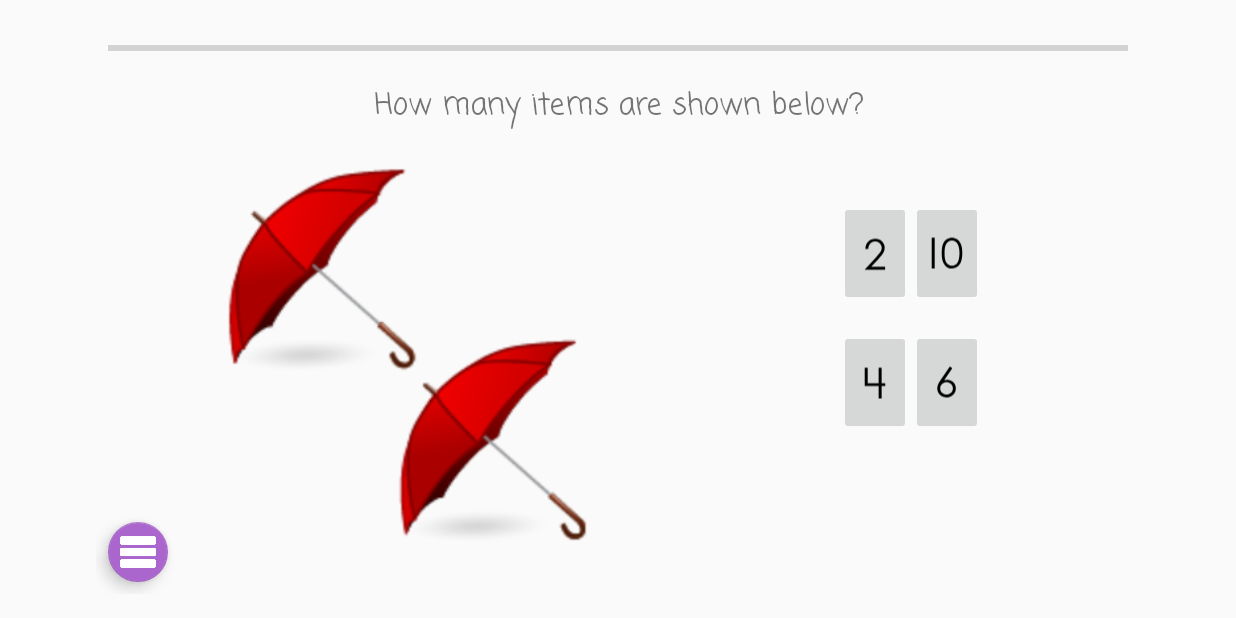
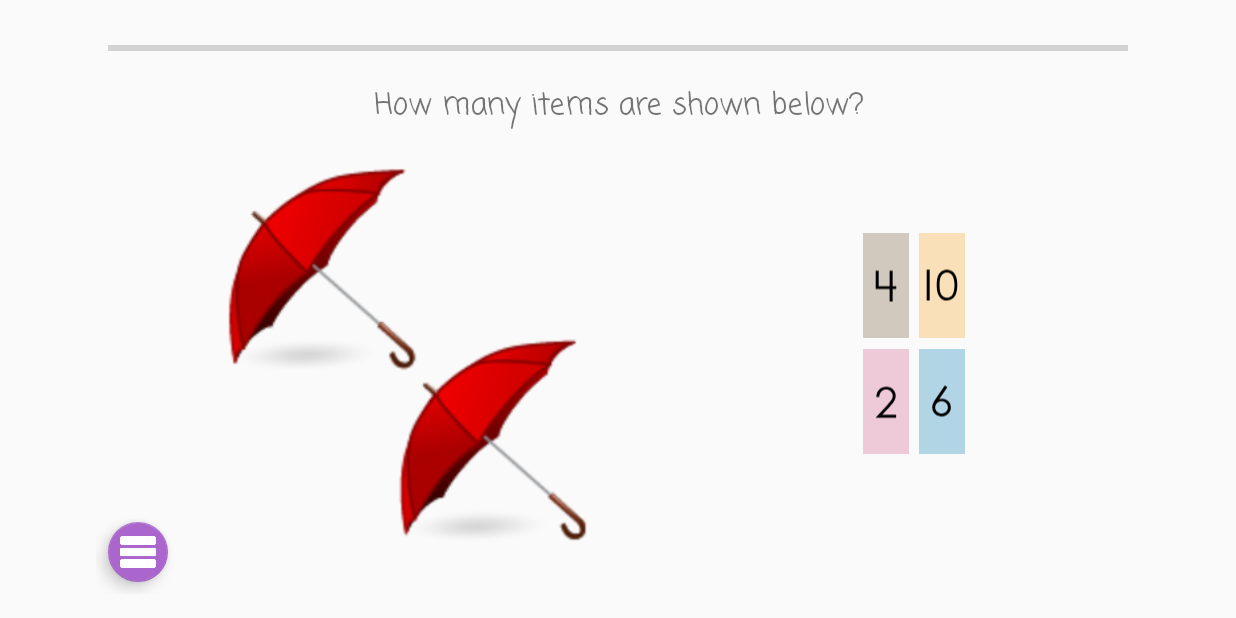
Before and after one commit to ta1188/cs246project, an Android app: the CountSelectable screen opened directly, with no data from a screen before it, on a phone screen of 824 x 412 dp (held sideways). Run offline under Robolectric (Android 15) with nearby library versions, the phone set to English and light mode, and no system bars.

Commit message:
Created random color generator within a fixed range and implemented it for word and count selectable activities.

```diff
--- a/app/src/main/java/com/example/cs246project/kindergartenprepapp/CountSelectable.java
+++ b/app/src/main/java/com/example/cs246project/kindergartenprepapp/CountSelectable.java
@@ -2,6 +2,7 @@ package com.example.cs246project.kindergartenprepapp;
 
 import android.content.Context;
 import android.content.res.AssetFileDescriptor;
+import android.graphics.Color;
 import android.graphics.drawable.Drawable;
 import android.media.MediaPlayer;
 import android.os.Build;
@@ -10,6 +11,7 @@ import android.support.annotation.RequiresApi;
 import android.os.Bundle;
 import android.view.MotionEvent;
 import android.view.View;
+import android.view.ViewGroup;
 import android.widget.ImageView;
 import android.widget.LinearLayout;
 import android.widget.ProgressBar;
@@ -56,6 +58,10 @@ public class CountSelectable extends SkipTapActivity implements View.OnTouchList
             btn.setLayoutParams(new LinearLayout.LayoutParams(LinearLayout.LayoutParams.WRAP_CONTENT, LinearLayout.LayoutParams.MATCH_PARENT));
             btn.setScaleType(ImageView.ScaleType.CENTER);
             btn.setAdjustViewBounds(true);
+            btn.setPadding(5, 5, 5, 5);
+            ((ViewGroup.MarginLayoutParams) btn.getLayoutParams()).rightMargin = 10;
+            btn.setBackgroundColor(Color.parseColor(_model.getBtnColor()));
+
 
             if (count <= 2) {
                 layout_top.addView(btn);
--- a/app/src/main/java/com/example/cs246project/kindergartenprepapp/SelectableModel.java
+++ b/app/src/main/java/com/example/cs246project/kindergartenprepapp/SelectableModel.java
@@ -12,6 +12,8 @@ import android.widget.TextView;
 import android.widget.Toast;
 
 import java.util.ArrayList;
+import java.util.Arrays;
+import java.util.Collections;
 import java.util.List;
 import java.util.Random;
 
@@ -43,12 +45,19 @@ abstract class SelectableModel<T> extends Application {
     protected int _optionCount;
 
     private static final String TAG = "SelectableModel";
+    private ArrayList myColors = new ArrayList(Arrays.asList("#B1D5E5", "#B6D9D6", "#FAE0B8", "#CFE9E5", "#F3D6C8", "#D1C8BE", "#EEC9D7", "#FDF9CD", "#F3E0C4", "#CCD7E4"));
+    private Random r;
+    private int randomNum;
 
     /* CONSTRUCTOR */
 
     public SelectableModel (Context context){
         _context = context;
         _isActivityDone = false;
+        Collections.shuffle(myColors);
+        // Set up random number for color of buttons
+        r = new Random();
+        randomNum = r.nextInt((10 - 1) + 1) + 1;
     }
 
     /* METHODS */
@@ -134,6 +143,15 @@ abstract class SelectableModel<T> extends Application {
         toastCountDown.start();
     }
 
+    public String getBtnColor() {
+        if (randomNum % 10 == 0) {
+            randomNum = 1;
+        } else {
+            randomNum++;
+        }
+        return (String) myColors.get(randomNum-1);
+    }
+
 
     /**
      * abstract requires building of a question bank
--- a/app/src/main/java/com/example/cs246project/kindergartenprepapp/WordSelectable.java
+++ b/app/src/main/java/com/example/cs246project/kindergartenprepapp/WordSelectable.java
@@ -2,6 +2,7 @@ package com.example.cs246project.kindergartenprepapp;
 
 import android.content.Context;
 import android.content.res.AssetFileDescriptor;
+import android.graphics.Color;
 import android.graphics.drawable.Drawable;
 import android.media.MediaPlayer;
 import android.os.Build;
@@ -10,6 +11,7 @@ import android.os.Handler;
 import android.support.annotation.RequiresApi;
 import android.view.MotionEvent;
 import android.view.View;
+import android.view.ViewGroup;
 import android.widget.ImageView;
 import android.widget.LinearLayout;
 import android.widget.ProgressBar;
@@ -60,6 +62,9 @@ public class WordSelectable extends SkipTapActivity implements View.OnTouchListe
             btn.setLayoutParams(new LinearLayout.LayoutParams(LinearLayout.LayoutParams.WRAP_CONTENT, LinearLayout.LayoutParams.MATCH_PARENT));
             btn.setScaleType(ImageView.ScaleType.CENTER);
             btn.setAdjustViewBounds(true);
+            btn.setPadding(5, 5, 5, 5);
+            ((ViewGroup.MarginLayoutParams) btn.getLayoutParams()).rightMargin = 10;
+            btn.setBackgroundColor(Color.parseColor(_model.getBtnColor()));
 
             if (count <= 2) {
                 layout_top.addView(btn);
--- a/app/src/main/res/layout/count_selectable.xml
+++ b/app/src/main/res/layout/count_selectable.xml
@@ -70,30 +70,31 @@
     <android.support.constraint.ConstraintLayout
         android:id="@+id/buttonContainer"
         android:layout_width="254dp"
-        android:layout_height="204dp"
+        android:layout_height="195dp"
         android:layout_marginBottom="32dp"
+        android:layout_marginEnd="8dp"
+        android:layout_marginLeft="24dp"
+        android:layout_marginRight="24dp"
+        android:layout_marginTop="8dp"
         android:minWidth="100dp"
         app:layout_constraintBottom_toBottomOf="parent"
-        android:layout_marginTop="8dp"
+        app:layout_constraintHorizontal_bias="1.0"
+        app:layout_constraintLeft_toRightOf="@+id/countImage"
+        app:layout_constraintRight_toRightOf="parent"
         app:layout_constraintTop_toBottomOf="@+id/word_welcome"
-        app:layout_constraintVertical_bias="0.24000001"
-        app:layout_constraintLeft_toRightOf="@+id/countImage"
-        android:layout_marginLeft="24dp"
-        android:layout_marginRight="24dp"
-        app:layout_constraintRight_toRightOf="parent"
-        app:layout_constraintHorizontal_bias="1.0">
+        app:layout_constraintVertical_bias="0.5">
 
         <LinearLayout
             android:id="@+id/layout_count_top"
             android:layout_width="wrap_content"
             android:layout_height="0dp"
+            android:layout_marginTop="24dp"
             android:minHeight="70dp"
             android:minWidth="100dp"
             android:orientation="horizontal"
             app:layout_constraintLeft_toLeftOf="parent"
             app:layout_constraintRight_toRightOf="parent"
-            app:layout_constraintTop_toTopOf="parent"
-            android:layout_marginTop="24dp" />
+            app:layout_constraintTop_toTopOf="parent" />
 
         <LinearLayout
             android:id="@+id/layout_count_bottom"
--- a/app/src/main/res/layout/word_selectable.xml
+++ b/app/src/main/res/layout/word_selectable.xml
@@ -71,31 +71,31 @@
     <android.support.constraint.ConstraintLayout
         android:id="@+id/buttonContainer"
         android:layout_width="254dp"
-        android:layout_height="204dp"
+        android:layout_height="195dp"
         android:layout_marginBottom="32dp"
         android:layout_marginEnd="8dp"
+        android:layout_marginLeft="24dp"
         android:layout_marginRight="24dp"
+        android:layout_marginTop="8dp"
         android:minWidth="100dp"
         app:layout_constraintBottom_toBottomOf="parent"
+        app:layout_constraintHorizontal_bias="1.0"
+        app:layout_constraintLeft_toRightOf="@+id/objectImage"
         app:layout_constraintRight_toRightOf="parent"
-        app:layout_constraintLeft_toRightOf="@+id/objectImage"
-        android:layout_marginLeft="24dp"
-        android:layout_marginTop="8dp"
         app:layout_constraintTop_toBottomOf="@+id/word_welcome"
-        app:layout_constraintHorizontal_bias="1.0"
         app:layout_constraintVertical_bias="0.5">
 
         <LinearLayout
             android:id="@+id/layout_word_top"
             android:layout_width="wrap_content"
             android:layout_height="0dp"
+            android:layout_marginTop="24dp"
             android:minHeight="70dp"
             android:minWidth="100dp"
             android:orientation="horizontal"
             app:layout_constraintLeft_toLeftOf="parent"
             app:layout_constraintRight_toRightOf="parent"
-            app:layout_constraintTop_toTopOf="parent"
-            android:layout_marginTop="24dp" />
+            app:layout_constraintTop_toTopOf="parent" />
 
         <LinearLayout
             android:id="@+id/layout_word_bottom"
```
